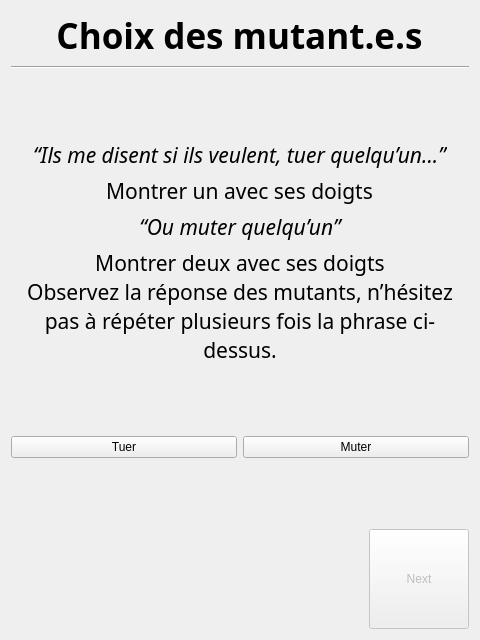
First picture: the form in SporzOBC-WAL/code/resources/Phases/Night/Mutant/kill_or_mutate_choice.ui, repository Eben-Epi/SporzOBC, before the edit.
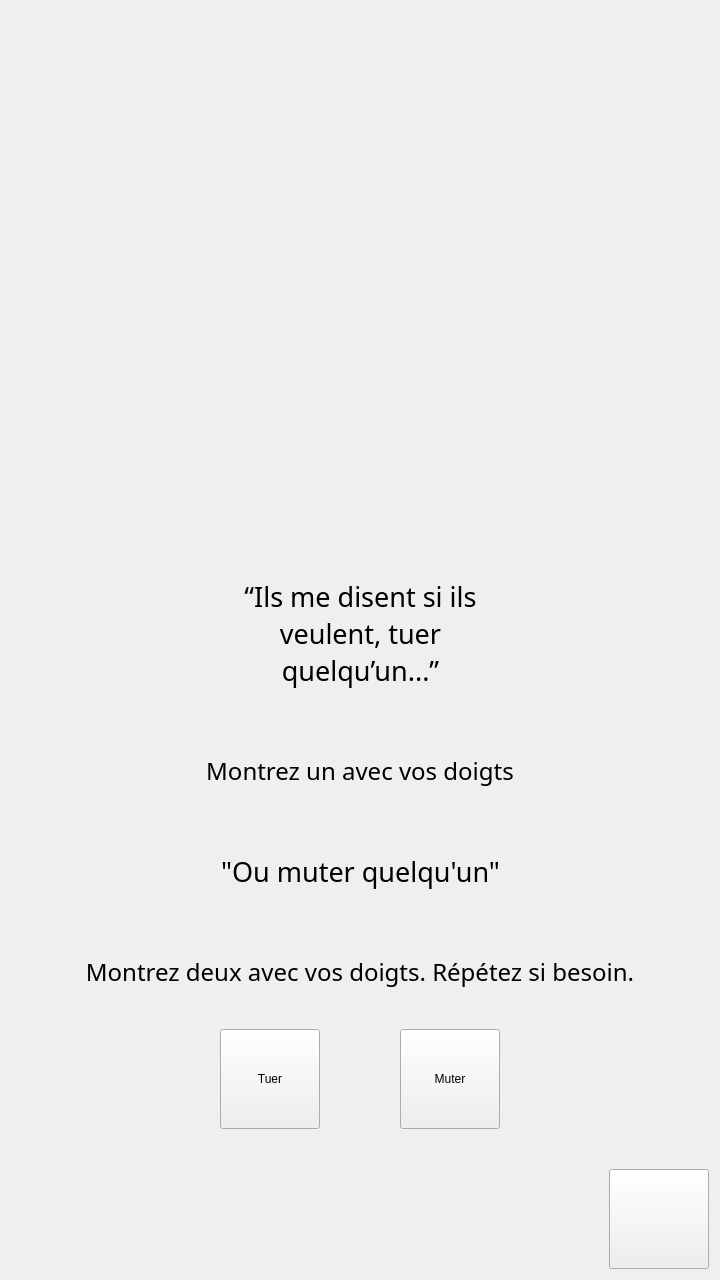
Second picture: the form after the edit. Custom widgets are drawn as their Qt base class.

Diff of the .ui file:
```diff
--- a/SporzOBC-WAL/code/resources/Phases/Night/Mutant/kill_or_mutate_choice.ui
+++ b/SporzOBC-WAL/code/resources/Phases/Night/Mutant/kill_or_mutate_choice.ui
@@ -6,62 +6,127 @@
    <rect>
     <x>0</x>
     <y>0</y>
-    <width>480</width>
-    <height>640</height>
+    <width>720</width>
+    <height>1280</height>
    </rect>
   </property>
+  <property name="sizePolicy">
+   <sizepolicy hsizetype="Minimum" vsizetype="Minimum">
+    <horstretch>0</horstretch>
+    <verstretch>0</verstretch>
+   </sizepolicy>
+  </property>
+  <property name="minimumSize">
+   <size>
+    <width>0</width>
+    <height>0</height>
+   </size>
+  </property>
+  <property name="maximumSize">
+   <size>
+    <width>16777215</width>
+    <height>16777215</height>
+   </size>
+  </property>
   <property name="windowTitle">
    <string>Form</string>
   </property>
   <property name="styleSheet"><string notr="true"/>
   </property>
-  <layout class="QGridLayout" name="gridLayout">
-   <item row="0" column="0">
-    <layout class="QVBoxLayout" name="verticalLayout_2">
-     <item alignment="Qt::AlignHCenter">
-      <widget class="QLabel" name="label">
-       <property name="sizePolicy">
-        <sizepolicy hsizetype="Fixed" vsizetype="Fixed">
-         <horstretch>0</horstretch>
-         <verstretch>0</verstretch>
-        </sizepolicy>
+  <layout class="QVBoxLayout" name="verticalLayout">
+   <property name="spacing">
+    <number>0</number>
+   </property>
+   <property name="sizeConstraint">
+    <enum>QLayout::SetDefaultConstraint</enum>
+   </property>
+   <item>
+    <layout class="QHBoxLayout" name="horizontalLayout_5">
+     <property name="spacing">
+      <number>0</number>
+     </property>
+     <item>
+      <spacer name="horizontalSpacer_5">
+       <property name="orientation">
+        <enum>Qt::Horizontal</enum>
        </property>
-       <property name="font">
-        <font>
-         <family>Yu Gothic UI Semibold</family>
-         <pointsize>26</pointsize>
-         <weight>75</weight>
-         <bold>true</bold>
-        </font>
+       <property name="sizeType">
+        <enum>QSizePolicy::Fixed</enum>
        </property>
-       <property name="text">
-        <string>Choix des mutant.e.s</string>
+       <property name="sizeHint" stdset="0">
+        <size>
+         <width>60</width>
+         <height>20</height>
+        </size>
        </property>
-       <property name="alignment">
-        <set>Qt::AlignCenter</set>
-       </property>
-      </widget>
+      </spacer>
      </item>
      <item>
-      <layout class="QVBoxLayout" name="verticalLayout">
+      <layout class="QVBoxLayout" name="verticalLayout_5">
+       <property name="spacing">
+        <number>0</number>
+       </property>
        <item>
-        <widget class="Line" name="line">
+        <spacer name="verticalSpacer_6">
+         <property name="orientation">
+          <enum>Qt::Vertical</enum>
+         </property>
+         <property name="sizeType">
+          <enum>QSizePolicy::Minimum</enum>
+         </property>
+         <property name="sizeHint" stdset="0">
+          <size>
+           <width>20</width>
+           <height>40</height>
+          </size>
+         </property>
+        </spacer>
+       </item>
+       <item>
+        <widget class="MutantTurnImg" name="mutantTurnImg">
+         <property name="sizePolicy">
+          <sizepolicy hsizetype="MinimumExpanding" vsizetype="MinimumExpanding">
+           <horstretch>0</horstretch>
+           <verstretch>0</verstretch>
+          </sizepolicy>
+         </property>
+         <property name="minimumSize">
+          <size>
+           <width>200</width>
+           <height>200</height>
+          </size>
+         </property>
+         <property name="maximumSize">
+          <size>
+           <width>720</width>
+           <height>720</height>
+          </size>
+         </property>
          <property name="font">
           <font>
-           <family>Yu Gothic UI Semilight</family>
+           <family>Bebas Neue</family>
            <pointsize>18</pointsize>
+           <weight>50</weight>
+           <italic>false</italic>
+           <bold>false</bold>
           </font>
          </property>
-         <property name="orientation">
-          <enum>Qt::Horizontal</enum>
+         <property name="text">
+          <string/>
          </property>
+         <property name="alignment">
+          <set>Qt::AlignCenter</set>
+         </property>
         </widget>
        </item>
        <item>
-        <spacer name="verticalSpacer_3">
+        <spacer name="verticalSpacer_7">
          <property name="orientation">
           <enum>Qt::Vertical</enum>
          </property>
+         <property name="sizeType">
+          <enum>QSizePolicy::Fixed</enum>
+         </property>
          <property name="sizeHint" stdset="0">
           <size>
            <width>20</width>
@@ -70,87 +135,610 @@
          </property>
         </spacer>
        </item>
-       <item alignment="Qt::AlignHCenter|Qt::AlignVCenter">
-        <widget class="QLabel" name="label_2">
-         <property name="font">
-          <font>
-           <family>Segoe UI Light</family>
-           <pointsize>16</pointsize>
-           <italic>true</italic>
-          </font>
+       <item>
+        <layout class="QHBoxLayout" name="horizontalLayout">
+         <item>
+          <spacer name="horizontalSpacer_9">
+           <property name="orientation">
+            <enum>Qt::Horizontal</enum>
+           </property>
+           <property name="sizeType">
+            <enum>QSizePolicy::Expanding</enum>
+           </property>
+           <property name="sizeHint" stdset="0">
+            <size>
+             <width>40</width>
+             <height>20</height>
+            </size>
+           </property>
+          </spacer>
+         </item>
+         <item>
+          <layout class="QVBoxLayout" name="quoteBox_2">
+           <property name="spacing">
+            <number>0</number>
+           </property>
+           <item>
+            <layout class="QHBoxLayout" name="horizontalLayout_6">
+             <property name="spacing">
+              <number>0</number>
+             </property>
+             <item>
+              <widget class="LineQuote" name="topLeftLine_2">
+               <property name="sizePolicy">
+                <sizepolicy hsizetype="Minimum" vsizetype="Fixed">
+                 <horstretch>0</horstretch>
+                 <verstretch>0</verstretch>
+                </sizepolicy>
+               </property>
+               <property name="minimumSize">
+                <size>
+                 <width>0</width>
+                 <height>25</height>
+                </size>
+               </property>
+               <property name="maximumSize">
+                <size>
+                 <width>16777215</width>
+                 <height>25</height>
+                </size>
+               </property>
+               <property name="text">
+                <string/>
+               </property>
+              </widget>
+             </item>
+             <item>
+              <widget class="ArrowQuote" name="topArrow_2">
+               <property name="sizePolicy">
+                <sizepolicy hsizetype="Fixed" vsizetype="Fixed">
+                 <horstretch>0</horstretch>
+                 <verstretch>0</verstretch>
+                </sizepolicy>
+               </property>
+               <property name="minimumSize">
+                <size>
+                 <width>25</width>
+                 <height>25</height>
+                </size>
+               </property>
+               <property name="maximumSize">
+                <size>
+                 <width>25</width>
+                 <height>25</height>
+                </size>
+               </property>
+               <property name="text">
+                <string/>
+               </property>
+              </widget>
+             </item>
+             <item>
+              <widget class="LineQuote" name="topRightLine_2">
+               <property name="sizePolicy">
+                <sizepolicy hsizetype="Minimum" vsizetype="Fixed">
+                 <horstretch>0</horstretch>
+                 <verstretch>0</verstretch>
+                </sizepolicy>
+               </property>
+               <property name="minimumSize">
+                <size>
+                 <width>0</width>
+                 <height>25</height>
+                </size>
+               </property>
+               <property name="maximumSize">
+                <size>
+                 <width>16777215</width>
+                 <height>25</height>
+                </size>
+               </property>
+               <property name="text">
+                <string/>
+               </property>
+              </widget>
+             </item>
+            </layout>
+           </item>
+           <item>
+            <widget class="QuoteText" name="awakeQuoteNight_2">
+             <property name="sizePolicy">
+              <sizepolicy hsizetype="MinimumExpanding" vsizetype="Fixed">
+               <horstretch>0</horstretch>
+               <verstretch>0</verstretch>
+              </sizepolicy>
+             </property>
+             <property name="minimumSize">
+              <size>
+               <width>0</width>
+               <height>0</height>
+              </size>
+             </property>
+             <property name="font">
+              <font>
+               <family>Imbue</family>
+               <pointsize>20</pointsize>
+               <weight>50</weight>
+               <italic>false</italic>
+               <bold>false</bold>
+              </font>
+             </property>
+             <property name="text">
+              <string>“Ils me disent si ils veulent, tuer quelqu’un...”</string>
+             </property>
+             <property name="textFormat">
+              <enum>Qt::PlainText</enum>
+             </property>
+             <property name="alignment">
+              <set>Qt::AlignCenter</set>
+             </property>
+             <property name="wordWrap">
+              <bool>true</bool>
+             </property>
+            </widget>
+           </item>
+           <item>
+            <layout class="QHBoxLayout" name="horizontalLayout_9">
+             <property name="spacing">
+              <number>0</number>
+             </property>
+             <item>
+              <widget class="ReversedLineQuote" name="bottomLeftLine_2">
+               <property name="sizePolicy">
+                <sizepolicy hsizetype="Expanding" vsizetype="Fixed">
+                 <horstretch>0</horstretch>
+                 <verstretch>0</verstretch>
+                </sizepolicy>
+               </property>
+               <property name="minimumSize">
+                <size>
+                 <width>0</width>
+                 <height>25</height>
+                </size>
+               </property>
+               <property name="maximumSize">
+                <size>
+                 <width>16777215</width>
+                 <height>25</height>
+                </size>
+               </property>
+               <property name="text">
+                <string/>
+               </property>
+              </widget>
+             </item>
+             <item>
+              <widget class="ReversedArrowQuote" name="bottomArrow_2">
+               <property name="sizePolicy">
+                <sizepolicy hsizetype="Fixed" vsizetype="Fixed">
+                 <horstretch>0</horstretch>
+                 <verstretch>0</verstretch>
+                </sizepolicy>
+               </property>
+               <property name="minimumSize">
+                <size>
+                 <width>25</width>
+                 <height>25</height>
+                </size>
+               </property>
+               <property name="maximumSize">
+                <size>
+                 <width>25</width>
+                 <height>25</height>
+                </size>
+               </property>
+               <property name="text">
+                <string/>
+               </property>
+              </widget>
+             </item>
+             <item>
+              <widget class="ReversedLineQuote" name="bottomRightLine_2">
+               <property name="sizePolicy">
+                <sizepolicy hsizetype="Expanding" vsizetype="Fixed">
+                 <horstretch>0</horstretch>
+                 <verstretch>0</verstretch>
+                </sizepolicy>
+               </property>
+               <property name="minimumSize">
+                <size>
+                 <width>0</width>
+                 <height>25</height>
+                </size>
+               </property>
+               <property name="maximumSize">
+                <size>
+                 <width>16777215</width>
+                 <height>25</height>
+                </size>
+               </property>
+               <property name="text">
+                <string/>
+               </property>
+              </widget>
+             </item>
+            </layout>
+           </item>
+          </layout>
+         </item>
+         <item>
+          <spacer name="horizontalSpacer_4">
+           <property name="orientation">
+            <enum>Qt::Horizontal</enum>
+           </property>
+           <property name="sizeType">
+            <enum>QSizePolicy::Expanding</enum>
+           </property>
+           <property name="sizeHint" stdset="0">
+            <size>
+             <width>40</width>
+             <height>20</height>
+            </size>
+           </property>
+          </spacer>
+         </item>
+        </layout>
+       </item>
+       <item>
+        <spacer name="verticalSpacer_8">
+         <property name="orientation">
+          <enum>Qt::Vertical</enum>
          </property>
-         <property name="text">
-          <string>“Ils me disent si ils veulent, tuer quelqu’un...”</string>
+         <property name="sizeType">
+          <enum>QSizePolicy::Fixed</enum>
          </property>
-         <property name="alignment">
-          <set>Qt::AlignCenter</set>
+         <property name="sizeHint" stdset="0">
+          <size>
+           <width>20</width>
+           <height>40</height>
+          </size>
          </property>
-        </widget>
+        </spacer>
        </item>
-       <item alignment="Qt::AlignHCenter|Qt::AlignVCenter">
-        <widget class="QLabel" name="label_3">
+       <item>
+        <widget class="HelperText" name="awakeHelp_2">
          <property name="sizePolicy">
-          <sizepolicy hsizetype="Preferred" vsizetype="Preferred">
+          <sizepolicy hsizetype="Expanding" vsizetype="Fixed">
            <horstretch>0</horstretch>
            <verstretch>0</verstretch>
           </sizepolicy>
          </property>
+         <property name="minimumSize">
+          <size>
+           <width>0</width>
+           <height>0</height>
+          </size>
+         </property>
          <property name="font">
           <font>
-           <family>Segoe UI Light</family>
-           <pointsize>16</pointsize>
+           <family>Bebas Neue</family>
+           <pointsize>18</pointsize>
+           <weight>50</weight>
            <italic>false</italic>
+           <bold>false</bold>
            <kerning>true</kerning>
           </font>
          </property>
          <property name="text">
-          <string>Montrer un avec ses doigts</string>
+          <string>Montrez un avec vos doigts</string>
          </property>
+         <property name="textFormat">
+          <enum>Qt::PlainText</enum>
+         </property>
          <property name="alignment">
           <set>Qt::AlignCenter</set>
          </property>
          <property name="wordWrap">
-          <bool>false</bool>
+          <bool>true</bool>
          </property>
         </widget>
        </item>
        <item>
-        <widget class="QLabel" name="label_4">
-         <property name="font">
-          <font>
-           <family>Segoe UI Light</family>
-           <pointsize>16</pointsize>
-           <italic>true</italic>
-          </font>
+        <spacer name="verticalSpacer_9">
+         <property name="orientation">
+          <enum>Qt::Vertical</enum>
          </property>
-         <property name="text">
-          <string>“Ou muter quelqu’un”</string>
+         <property name="sizeType">
+          <enum>QSizePolicy::Fixed</enum>
          </property>
-         <property name="alignment">
-          <set>Qt::AlignCenter</set>
+         <property name="sizeHint" stdset="0">
+          <size>
+           <width>20</width>
+           <height>40</height>
+          </size>
          </property>
-        </widget>
+        </spacer>
        </item>
        <item>
-        <widget class="QLabel" name="label_5">
+        <layout class="QHBoxLayout" name="horizontalLayout_2">
+         <item>
+          <spacer name="horizontalSpacer_10">
+           <property name="orientation">
+            <enum>Qt::Horizontal</enum>
+           </property>
+           <property name="sizeType">
+            <enum>QSizePolicy::Expanding</enum>
+           </property>
+           <property name="sizeHint" stdset="0">
+            <size>
+             <width>40</width>
+             <height>20</height>
+            </size>
+           </property>
+          </spacer>
+         </item>
+         <item>
+          <layout class="QVBoxLayout" name="quoteBox_4">
+           <property name="spacing">
+            <number>0</number>
+           </property>
+           <item>
+            <layout class="QHBoxLayout" name="horizontalLayout_7">
+             <property name="spacing">
+              <number>0</number>
+             </property>
+             <item>
+              <widget class="LineQuote" name="topLeftLine_4">
+               <property name="sizePolicy">
+                <sizepolicy hsizetype="Minimum" vsizetype="Fixed">
+                 <horstretch>0</horstretch>
+                 <verstretch>0</verstretch>
+                </sizepolicy>
+               </property>
+               <property name="minimumSize">
+                <size>
+                 <width>0</width>
+                 <height>25</height>
+                </size>
+               </property>
+               <property name="maximumSize">
+                <size>
+                 <width>16777215</width>
+                 <height>25</height>
+                </size>
+               </property>
+               <property name="text">
+                <string/>
+               </property>
+              </widget>
+             </item>
+             <item>
+              <widget class="ArrowQuote" name="topArrow_4">
+               <property name="sizePolicy">
+                <sizepolicy hsizetype="Fixed" vsizetype="Fixed">
+                 <horstretch>0</horstretch>
+                 <verstretch>0</verstretch>
+                </sizepolicy>
+               </property>
+               <property name="minimumSize">
+                <size>
+                 <width>25</width>
+                 <height>25</height>
+                </size>
+               </property>
+               <property name="maximumSize">
+                <size>
+                 <width>25</width>
+                 <height>25</height>
+                </size>
+               </property>
+               <property name="text">
+                <string/>
+               </property>
+              </widget>
+             </item>
+             <item>
+              <widget class="LineQuote" name="topRightLine_4">
+               <property name="sizePolicy">
+                <sizepolicy hsizetype="Minimum" vsizetype="Fixed">
+                 <horstretch>0</horstretch>
+                 <verstretch>0</verstretch>
+                </sizepolicy>
+               </property>
+               <property name="minimumSize">
+                <size>
+                 <width>0</width>
+                 <height>25</height>
+                </size>
+               </property>
+               <property name="maximumSize">
+                <size>
+                 <width>16777215</width>
+                 <height>25</height>
+                </size>
+               </property>
+               <property name="text">
+                <string/>
+               </property>
+              </widget>
+             </item>
+            </layout>
+           </item>
+           <item>
+            <widget class="QuoteText" name="awakeQuoteNight_4">
+             <property name="sizePolicy">
+              <sizepolicy hsizetype="MinimumExpanding" vsizetype="Fixed">
+               <horstretch>0</horstretch>
+               <verstretch>0</verstretch>
+              </sizepolicy>
+             </property>
+             <property name="minimumSize">
+              <size>
+               <width>0</width>
+               <height>0</height>
+              </size>
+             </property>
+             <property name="font">
+              <font>
+               <family>Imbue</family>
+               <pointsize>20</pointsize>
+               <weight>50</weight>
+               <italic>false</italic>
+               <bold>false</bold>
+              </font>
+             </property>
+             <property name="text">
+              <string>&quot;Ou muter quelqu'un&quot;</string>
+             </property>
+             <property name="textFormat">
+              <enum>Qt::PlainText</enum>
+             </property>
+             <property name="alignment">
+              <set>Qt::AlignCenter</set>
+             </property>
+             <property name="wordWrap">
+              <bool>true</bool>
+             </property>
+            </widget>
+           </item>
+           <item>
+            <layout class="QHBoxLayout" name="horizontalLayout_12">
+             <property name="spacing">
+              <number>0</number>
+             </property>
+             <item>
+              <widget class="ReversedLineQuote" name="bottomLeftLine_4">
+               <property name="sizePolicy">
+                <sizepolicy hsizetype="Expanding" vsizetype="Fixed">
+                 <horstretch>0</horstretch>
+                 <verstretch>0</verstretch>
+                </sizepolicy>
+               </property>
+               <property name="minimumSize">
+                <size>
+                 <width>0</width>
+                 <height>25</height>
+                </size>
+               </property>
+               <property name="maximumSize">
+                <size>
+                 <width>16777215</width>
+                 <height>25</height>
+                </size>
+               </property>
+               <property name="text">
+                <string/>
+               </property>
+              </widget>
+             </item>
+             <item>
+              <widget class="ReversedArrowQuote" name="bottomArrow_4">
+               <property name="sizePolicy">
+                <sizepolicy hsizetype="Fixed" vsizetype="Fixed">
+                 <horstretch>0</horstretch>
+                 <verstretch>0</verstretch>
+                </sizepolicy>
+               </property>
+               <property name="minimumSize">
+                <size>
+                 <width>25</width>
+                 <height>25</height>
+                </size>
+               </property>
+               <property name="maximumSize">
+                <size>
+                 <width>25</width>
+                 <height>25</height>
+                </size>
+               </property>
+               <property name="text">
+                <string/>
+               </property>
+              </widget>
+             </item>
+             <item>
+              <widget class="ReversedLineQuote" name="bottomRightLine_4">
+               <property name="sizePolicy">
+                <sizepolicy hsizetype="Expanding" vsizetype="Fixed">
+                 <horstretch>0</horstretch>
+                 <verstretch>0</verstretch>
+                </sizepolicy>
+               </property>
+               <property name="minimumSize">
+                <size>
+                 <width>0</width>
+                 <height>25</height>
+                </size>
+               </property>
+               <property name="maximumSize">
+                <size>
+                 <width>16777215</width>
+                 <height>25</height>
+                </size>
+               </property>
+               <property name="text">
+                <string/>
+               </property>
+              </widget>
+             </item>
+            </layout>
+           </item>
+          </layout>
+         </item>
+         <item>
+          <spacer name="horizontalSpacer_11">
+           <property name="orientation">
+            <enum>Qt::Horizontal</enum>
+           </property>
+           <property name="sizeType">
+            <enum>QSizePolicy::Expanding</enum>
+           </property>
+           <property name="sizeHint" stdset="0">
+            <size>
+             <width>40</width>
+             <height>20</height>
+            </size>
+           </property>
+          </spacer>
+         </item>
+        </layout>
+       </item>
+       <item>
+        <spacer name="verticalSpacer_11">
+         <property name="orientation">
+          <enum>Qt::Vertical</enum>
+         </property>
+         <property name="sizeType">
+          <enum>QSizePolicy::Fixed</enum>
+         </property>
+         <property name="sizeHint" stdset="0">
+          <size>
+           <width>20</width>
+           <height>40</height>
+          </size>
+         </property>
+        </spacer>
+       </item>
+       <item>
+        <widget class="HelperText" name="awakeHelp_3">
          <property name="sizePolicy">
-          <sizepolicy hsizetype="Preferred" vsizetype="Preferred">
+          <sizepolicy hsizetype="Expanding" vsizetype="Fixed">
            <horstretch>0</horstretch>
            <verstretch>0</verstretch>
           </sizepolicy>
          </property>
+         <property name="minimumSize">
+          <size>
+           <width>0</width>
+           <height>0</height>
+          </size>
+         </property>
          <property name="font">
           <font>
-           <family>Segoe UI Light</family>
-           <pointsize>16</pointsize>
+           <family>Bebas Neue</family>
+           <pointsize>18</pointsize>
+           <weight>50</weight>
            <italic>false</italic>
+           <bold>false</bold>
            <kerning>true</kerning>
           </font>
          </property>
          <property name="text">
-          <string>Montrer deux avec ses doigts
-Observez la réponse des mutants, n’hésitez pas à répéter plusieurs fois la phrase ci-dessus.</string>
+          <string>Montrez deux avec vos doigts. Répétez si besoin.</string>
          </property>
+         <property name="textFormat">
+          <enum>Qt::PlainText</enum>
+         </property>
          <property name="alignment">
           <set>Qt::AlignCenter</set>
          </property>
@@ -160,10 +748,13 @@
         </widget>
        </item>
        <item>
-        <spacer name="verticalSpacer">
+        <spacer name="verticalSpacer_12">
          <property name="orientation">
           <enum>Qt::Vertical</enum>
          </property>
+         <property name="sizeType">
+          <enum>QSizePolicy::Fixed</enum>
+         </property>
          <property name="sizeHint" stdset="0">
           <size>
            <width>20</width>
@@ -174,8 +765,39 @@
        </item>
        <item>
         <layout class="QHBoxLayout" name="horizontalLayout_3">
+         <property name="spacing">
+          <number>0</number>
+         </property>
+         <item>
+          <spacer name="horizontalSpacer_2">
+           <property name="orientation">
+            <enum>Qt::Horizontal</enum>
+           </property>
+           <property name="sizeType">
+            <enum>QSizePolicy::Expanding</enum>
+           </property>
+           <property name="sizeHint" stdset="0">
+            <size>
+             <width>40</width>
+             <height>20</height>
+            </size>
+           </property>
+          </spacer>
+         </item>
          <item>
           <widget class="QPushButton" name="mutateChoice">
+           <property name="sizePolicy">
+            <sizepolicy hsizetype="Fixed" vsizetype="Fixed">
+             <horstretch>0</horstretch>
+             <verstretch>0</verstretch>
+            </sizepolicy>
+           </property>
+           <property name="minimumSize">
+            <size>
+             <width>100</width>
+             <height>100</height>
+            </size>
+           </property>
            <property name="text">
             <string>Tuer</string>
            </property>
@@ -187,8 +809,36 @@
            </attribute>
           </widget>
          </item>
+         <item>
+          <spacer name="horizontalSpacer">
+           <property name="orientation">
+            <enum>Qt::Horizontal</enum>
+           </property>
+           <property name="sizeType">
+            <enum>QSizePolicy::Fixed</enum>
+           </property>
+           <property name="sizeHint" stdset="0">
+            <size>
+             <width>80</width>
+             <height>20</height>
+            </size>
+           </property>
+          </spacer>
+         </item>
          <item>
           <widget class="QPushButton" name="killChoice">
+           <property name="sizePolicy">
+            <sizepolicy hsizetype="Fixed" vsizetype="Fixed">
+             <horstretch>0</horstretch>
+             <verstretch>0</verstretch>
+            </sizepolicy>
+           </property>
+           <property name="minimumSize">
+            <size>
+             <width>100</width>
+             <height>100</height>
+            </size>
+           </property>
            <property name="text">
             <string>Muter</string>
            </property>
@@ -203,13 +853,32 @@
            </attribute>
           </widget>
          </item>
+         <item>
+          <spacer name="horizontalSpacer_3">
+           <property name="orientation">
+            <enum>Qt::Horizontal</enum>
+           </property>
+           <property name="sizeType">
+            <enum>QSizePolicy::Expanding</enum>
+           </property>
+           <property name="sizeHint" stdset="0">
+            <size>
+             <width>40</width>
+             <height>20</height>
+            </size>
+           </property>
+          </spacer>
+         </item>
         </layout>
        </item>
        <item>
-        <spacer name="verticalSpacer_2">
+        <spacer name="verticalSpacer_10">
          <property name="orientation">
           <enum>Qt::Vertical</enum>
          </property>
+         <property name="sizeType">
+          <enum>QSizePolicy::Minimum</enum>
+         </property>
          <property name="sizeHint" stdset="0">
           <size>
            <width>20</width>
@@ -218,34 +887,84 @@
          </property>
         </spacer>
        </item>
-       <item alignment="Qt::AlignRight">
-        <widget class="QPushButton" name="nextButton">
-         <property name="enabled">
-          <bool>false</bool>
-         </property>
-         <property name="sizePolicy">
-          <sizepolicy hsizetype="Fixed" vsizetype="Fixed">
-           <horstretch>0</horstretch>
-           <verstretch>0</verstretch>
-          </sizepolicy>
-         </property>
-         <property name="minimumSize">
-          <size>
-           <width>100</width>
-           <height>100</height>
-          </size>
-         </property>
-         <property name="text">
-          <string>Next</string>
-         </property>
-        </widget>
-       </item>
       </layout>
      </item>
+     <item>
+      <spacer name="horizontalSpacer_8">
+       <property name="orientation">
+        <enum>Qt::Horizontal</enum>
+       </property>
+       <property name="sizeType">
+        <enum>QSizePolicy::Fixed</enum>
+       </property>
+       <property name="sizeHint" stdset="0">
+        <size>
+         <width>60</width>
+         <height>20</height>
+        </size>
+       </property>
+      </spacer>
+     </item>
     </layout>
    </item>
+   <item alignment="Qt::AlignRight">
+    <widget class="QPushButton" name="nextNightButton">
+     <property name="sizePolicy">
+      <sizepolicy hsizetype="Fixed" vsizetype="Fixed">
+       <horstretch>0</horstretch>
+       <verstretch>0</verstretch>
+      </sizepolicy>
+     </property>
+     <property name="minimumSize">
+      <size>
+       <width>100</width>
+       <height>100</height>
+      </size>
+     </property>
+     <property name="text">
+      <string/>
+     </property>
+    </widget>
+   </item>
   </layout>
  </widget>
+ <customwidgets>
+  <customwidget>
+   <class>HelperText</class>
+   <extends>QLabel</extends>
+   <header>CoreApp/IGraphicalHandler/Widgets/HelperText/HelperText.hpp</header>
+  </customwidget>
+  <customwidget>
+   <class>ArrowQuote</class>
+   <extends>QLabel</extends>
+   <header>CoreApp/IGraphicalHandler/Widgets/QuoteBox/ArrowQuote.hpp</header>
+  </customwidget>
+  <customwidget>
+   <class>LineQuote</class>
+   <extends>QLabel</extends>
+   <header>CoreApp/IGraphicalHandler/Widgets/QuoteBox/LineQuote.hpp</header>
+  </customwidget>
+  <customwidget>
+   <class>ReversedLineQuote</class>
+   <extends>QLabel</extends>
+   <header>CoreApp/IGraphicalHandler/Widgets/QuoteBox/ReversedLineQuote.hpp</header>
+  </customwidget>
+  <customwidget>
+   <class>ReversedArrowQuote</class>
+   <extends>QLabel</extends>
+   <header>CoreApp/IGraphicalHandler/Widgets/QuoteBox/ReversedArrowQuote.hpp</header>
+  </customwidget>
+  <customwidget>
+   <class>QuoteText</class>
+   <extends>QLabel</extends>
+   <header>CoreApp/IGraphicalHandler/Widgets/QuoteBox/QuoteText.hpp</header>
+  </customwidget>
+  <customwidget>
+   <class>MutantTurnImg</class>
+   <extends>QLabel</extends>
+   <header>CoreApp/IGraphicalHandler/Widgets/TurnImg/MutantTurnImg.hpp</header>
+  </customwidget>
+ </customwidgets>
  <resources/>
  <connections/>
  <buttongroups>
```
Left out of the diff: 3 changed lines with no effect on the pictures.
